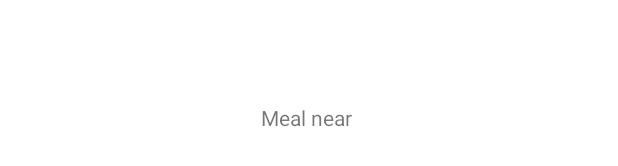
After one commit to kabue-moringa/meal-App, an Android app: the layout activity_meal.xml on its own in the app's theme, with its tools: preview values and no code run, on a phone screen of 412 x 824 dp. The commit adds this screen. Shown: the part 500-666 px from the top of the screen. Run offline under Robolectric (Android 15) with nearby library versions, the phone set to English and light mode, and no system bars.

Commit message:
implement new changes

```diff
--- a/app/build.gradle
+++ b/app/build.gradle
@@ -36,4 +36,8 @@ dependencies {
     testImplementation 'junit:junit:4.+'
     androidTestImplementation 'androidx.test.ext:junit:1.1.3'
     androidTestImplementation 'androidx.test.espresso:espresso-core:3.4.0'
+
+//    butterknife
+    implementation 'com.jakewharton:butterknife:10.2.0'
+    annotationProcessor 'com.jakewharton:butterknife-compiler:10.2.0'
 }
--- /dev/null
+++ b/app/src/main/res/layout/activity_meal.xml
@@ -0,0 +1,23 @@
+<?xml version="1.0" encoding="utf-8"?>
+<RelativeLayout xmlns:android="http://schemas.android.com/apk/res/android"
+    android:layout_width="match_parent"
+    android:orientation="horizontal"
+    android:layout_height="match_parent">
+
+    <ListView
+        android:layout_width="match_parent"
+        android:layout_height="wrap_content"
+        android:id="@+id/listView"
+        android:layout_below="@+id/locationTextView"
+        android:layout_alignParentRight="true"
+        android:layout_alignParentEnd="true" />
+    <TextView
+        android:layout_width="wrap_content"
+        android:layout_height="wrap_content"
+        android:text="Meal near "
+        android:id="@+id/locationTextView"
+        android:layout_centerVertical="true"
+        android:layout_centerHorizontal="true" />
+
+
+</RelativeLayout>
```
Also changed, not shown: app/src/main/AndroidManifest.xml (+8 -0 lines), app/src/main/java/com/moringaschool/mealapp/MainActivity.java (+28 -0 lines), app/src/main/java/com/moringaschool/mealapp/MealActivity.java (added, +45 -0 lines), app/src/main/res/layout/activity_main.xml (+37 -8 lines), 1 other file.
